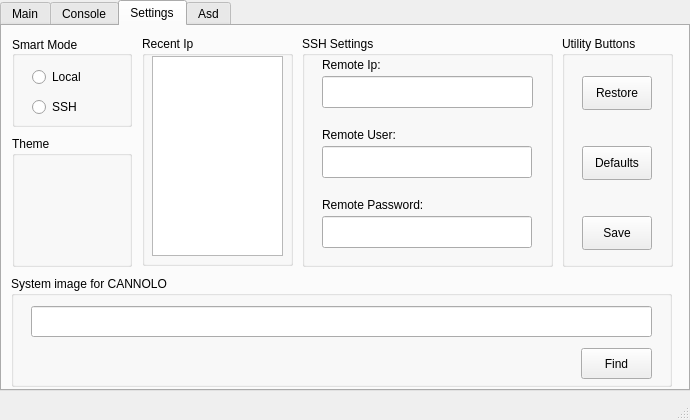
The window that assets/interface.ui (WEEE-Open/pesto) describes before a commit, drawn with Qt 5.
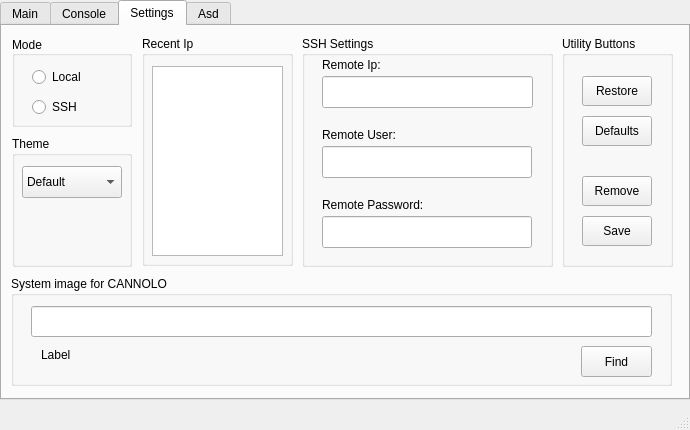
The same window after the commit.

Commit message: Added features.\n\nAdded drop down menu in queue table for queue management\nAdded configuration profiles\nAdded cannolo directory search

```diff
--- a/assets/interface.ui
+++ b/assets/interface.ui
@@ -7,7 +7,7 @@
     <x>0</x>
     <y>0</y>
     <width>690</width>
-    <height>420</height>
+    <height>430</height>
    </rect>
   </property>
   <property name="sizePolicy">
@@ -25,7 +25,7 @@
   <property name="maximumSize">
    <size>
     <width>690</width>
-    <height>420</height>
+    <height>430</height>
    </size>
   </property>
   <property name="windowTitle">
@@ -44,7 +44,7 @@
       <x>0</x>
       <y>0</y>
       <width>690</width>
-      <height>391</height>
+      <height>400</height>
      </rect>
     </property>
     <property name="currentIndex">
@@ -314,7 +314,7 @@
        </rect>
       </property>
       <property name="title">
-       <string>Smart Mode</string>
+       <string>Mode</string>
       </property>
       <property name="alignment">
        <set>Qt::AlignLeading|Qt::AlignLeft|Qt::AlignVCenter</set>
@@ -367,7 +367,7 @@
          <x>20</x>
          <y>40</y>
          <width>70</width>
-         <height>34</height>
+         <height>30</height>
         </rect>
        </property>
        <property name="text">
@@ -378,9 +378,9 @@
        <property name="geometry">
         <rect>
          <x>20</x>
-         <y>110</y>
+         <y>80</y>
          <width>70</width>
-         <height>34</height>
+         <height>30</height>
         </rect>
        </property>
        <property name="text">
@@ -393,13 +393,26 @@
          <x>20</x>
          <y>180</y>
          <width>70</width>
-         <height>34</height>
+         <height>30</height>
         </rect>
        </property>
        <property name="text">
         <string>Save</string>
        </property>
       </widget>
+      <widget class="QPushButton" name="removeButton">
+       <property name="geometry">
+        <rect>
+         <x>20</x>
+         <y>140</y>
+         <width>70</width>
+         <height>30</height>
+        </rect>
+       </property>
+       <property name="text">
+        <string>Remove</string>
+       </property>
+      </widget>
      </widget>
      <widget class="QGroupBox" name="ipBox">
       <property name="geometry">
@@ -417,9 +430,9 @@
        <property name="geometry">
         <rect>
          <x>10</x>
-         <y>20</y>
+         <y>30</y>
          <width>131</width>
-         <height>200</height>
+         <height>190</height>
         </rect>
        </property>
       </widget>
@@ -430,7 +443,7 @@
         <x>9</x>
         <y>250</y>
         <width>661</width>
-        <height>111</height>
+        <height>110</height>
        </rect>
       </property>
       <property name="title">
@@ -456,7 +469,7 @@
        <property name="geometry">
         <rect>
          <x>570</x>
-         <y>72</y>
+         <y>70</y>
          <width>71</width>
          <height>31</height>
         </rect>
@@ -465,6 +478,19 @@
         <string>Find</string>
        </property>
       </widget>
+      <widget class="QLabel" name="cannoloLabel">
+       <property name="geometry">
+        <rect>
+         <x>30</x>
+         <y>70</y>
+         <width>530</width>
+         <height>18</height>
+        </rect>
+       </property>
+       <property name="text">
+        <string>Label</string>
+       </property>
+      </widget>
      </widget>
      <widget class="QGroupBox" name="groupBox_4">
       <property name="geometry">
@@ -478,6 +504,31 @@
       <property name="title">
        <string>Theme</string>
       </property>
+      <widget class="QComboBox" name="comboBox">
+       <property name="geometry">
+        <rect>
+         <x>10</x>
+         <y>30</y>
+         <width>100</width>
+         <height>32</height>
+        </rect>
+       </property>
+       <item>
+        <property name="text">
+         <string>Default</string>
+        </property>
+       </item>
+       <item>
+        <property name="text">
+         <string>Dark</string>
+        </property>
+       </item>
+       <item>
+        <property name="text">
+         <string>Vaporwave</string>
+        </property>
+       </item>
+      </widget>
      </widget>
     </widget>
     <widget class="QWidget" name="tab">
```
Left out of the diff: 4 changed lines with no effect on the pictures. The commit also changes 2 other files.
